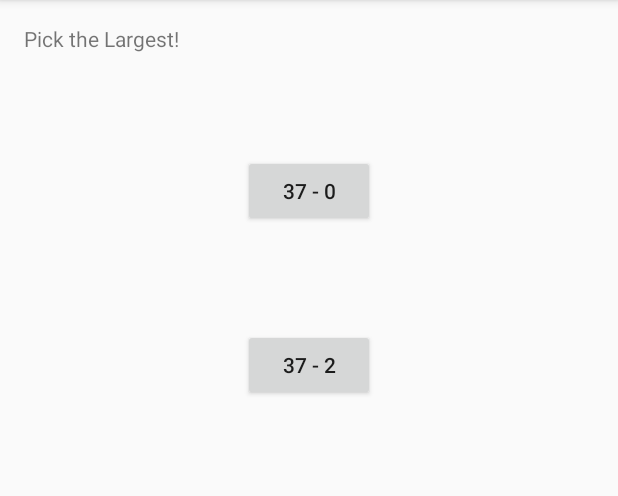
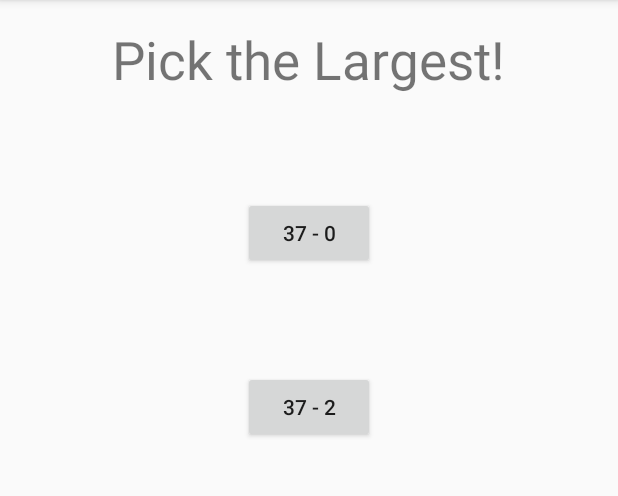
Before and after one commit to chen-charles/GameAlarm, an Android app: the screen it shows after launch (GameActivity), on a phone screen of 412 x 824 dp, the part 84-580 px from its top. Run offline under Robolectric (Android 15) with nearby library versions, the phone set to English and light mode, and no system bars.

Commit message:
Changed text size

```diff
--- a/app/src/main/java/com/whatever/app/gamealarm/GameActivity.java
+++ b/app/src/main/java/com/whatever/app/gamealarm/GameActivity.java
@@ -65,7 +65,7 @@ public class GameActivity extends AppCompatActivity {
             }
         }
 
-        Toast.makeText(this, val1+"\t"+val2, Toast.LENGTH_LONG).show();
+        //Toast.makeText(this, val1+"\t"+val2, Toast.LENGTH_LONG).show();
 
 
         ans1.setOnClickListener(new View.OnClickListener() {
--- a/app/src/main/res/layout/activity_game.xml
+++ b/app/src/main/res/layout/activity_game.xml
@@ -13,7 +13,10 @@
         android:layout_width="wrap_content"
         android:layout_height="wrap_content"
         android:text="Pick the Largest!"
-        android:id="@+id/textTitle" />
+        android:id="@+id/textTitle"
+        android:textSize="35sp"
+        android:layout_alignParentTop="true"
+        android:layout_centerHorizontal="true" />
 
     <Button
         android:layout_width="wrap_content"
```
